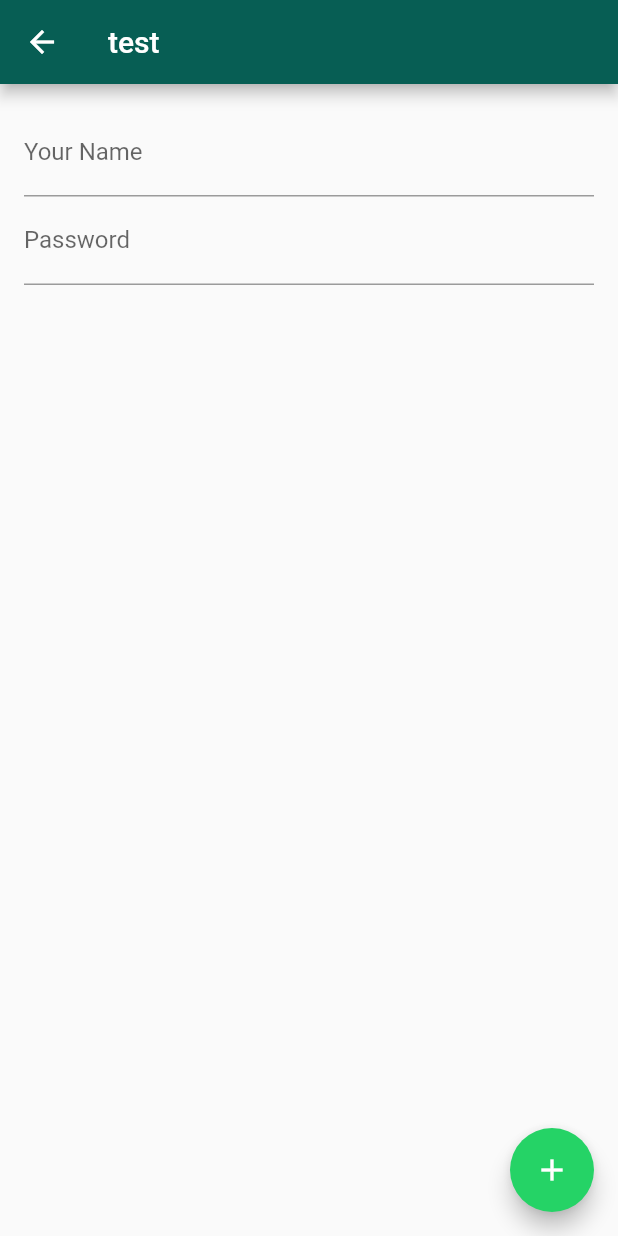
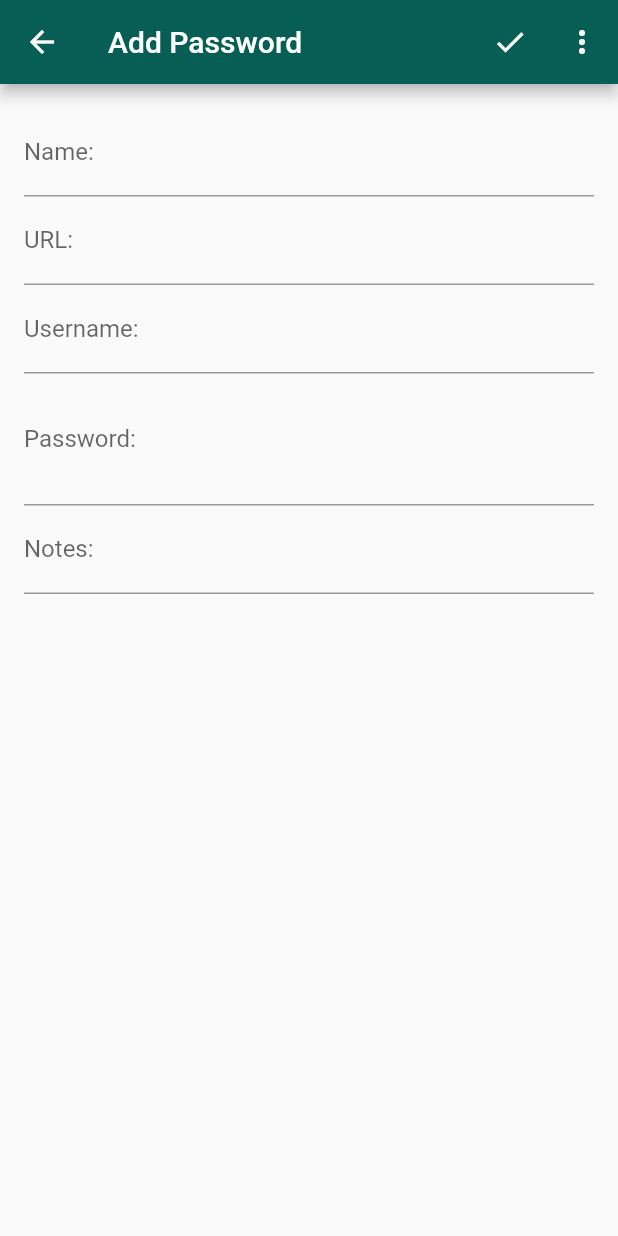
Before and after one commit to luanxuechao/flutter_password, a Flutter app: the PasswordSet screen opened by its route, on a phone screen of 412 x 824 dp. Run offline on Flutter 3.47's test engine with Material 2 defaults, Android fonts, the phone set to English and light mode, and no system bars; network calls fail.

Commit message:
Add PasswordSet appbar

```diff
--- a/lib/pages/password_set.dart
+++ b/lib/pages/password_set.dart
@@ -1,11 +1,13 @@
 import 'package:flutter/material.dart';
+
 class PasswordSet extends StatefulWidget {
   @override
   PasswordSetState createState() {
     return new PasswordSetState();
   }
 }
-class PasswordSetState extends State<PasswordSet>{
+
+class PasswordSetState extends State<PasswordSet> {
   GlobalKey<FormState> _formKey = new GlobalKey<FormState>();
 
   String _name;
@@ -22,12 +24,48 @@ class PasswordSetState extends State<PasswordSet>{
     }
   }
 
+  // String dropdownValue = '';
   @override
   Widget build(BuildContext context) {
-    return
-    Scaffold(
+    return Scaffold(
       appBar: AppBar(
-        title: Text('test'),
+        title: Text('Add Password'),
+        actions: <Widget>[
+          IconButton(
+            icon: Icon(Icons.done),
+            color: Colors.white,
+            onPressed: () => {},
+            tooltip: 'saved',
+          ),
+          PopupMenuButton(
+            icon: Icon(Icons.more_vert),
+            tooltip: "",
+            padding: EdgeInsets.all(0.0),
+            itemBuilder: (BuildContext context) {
+              return <PopupMenuItem<String>>[
+                PopupMenuItem<String>(
+                  child: Text("generate"),
+                  value: "hot",
+                ),
+                PopupMenuItem<String>(
+                  child: Text("delete"),
+                  value: "new",
+                ),
+              ];
+            },
+            onSelected: (String action) {
+              switch (action) {
+                case "hot":
+                  break;
+                case "new":
+                  break;
+              }
+            },
+            onCanceled: () {
+              print("onCanceled");
+            },
+          )
+        ],
       ),
       body: new Container(
         padding: const EdgeInsets.all(16.0),
@@ -37,7 +75,7 @@ class PasswordSetState extends State<PasswordSet>{
             children: <Widget>[
               new TextFormField(
                 decoration: new InputDecoration(
-                    labelText: 'Your Name',
+                  labelText: 'Name:',
                 ),
                 onSaved: (val) {
                   _name = val;
@@ -45,9 +83,48 @@ class PasswordSetState extends State<PasswordSet>{
               ),
               new TextFormField(
                 decoration: new InputDecoration(
-                    labelText: 'Password',
+                  labelText: 'URL:',
+                ),
+                validator: (val) {
+                  return val.length < 4 ? "密码长度错误" : null;
+                },
+                onSaved: (val) {
+                  _password = val;
+                },
+              ),
+              new TextFormField(
+                decoration: new InputDecoration(
+                  labelText: 'Username:',
+                ),
+                validator: (val) {
+                  return val.length < 4 ? "密码长度错误" : null;
+                },
+                onSaved: (val) {
+                  _password = val;
+                },
+              ),
+              new TextFormField(
+                decoration: new InputDecoration(
+                  labelText: 'Password:',
+                   suffix: IconButton(
+                      icon: Icon(Icons.autorenew),
+                      color: Colors.grey,
+                      onPressed: () => {},
+                      tooltip: 'generate',
+                    )
                 ),
                 obscureText: true,
+                validator: (val) {
+                  return val.length < 4 ? "密码长度错误" : null;
+                },
+                onSaved: (val) {
+                  _password = val;
+                },
+              ),
+              new TextFormField(
+                decoration: new InputDecoration(
+                    labelText: 'Notes:',
+                   ),
                 validator: (val) {
                   return val.length < 4 ? "密码长度错误" : null;
                 },
@@ -59,15 +136,6 @@ class PasswordSetState extends State<PasswordSet>{
           ),
         ),
       ),
-      floatingActionButton: FloatingActionButton(
-        onPressed: () => {Navigator.pushNamed(context, '/b')},
-        backgroundColor: Theme.of(context).accentColor,
-        tooltip: 'Increment',
-        child: Icon(
-          Icons.add,
-          color: Colors.white,
-        ),
-      ),
     );
   }
 }
```
Lines whose indentation alone changed are shown as unchanged.
